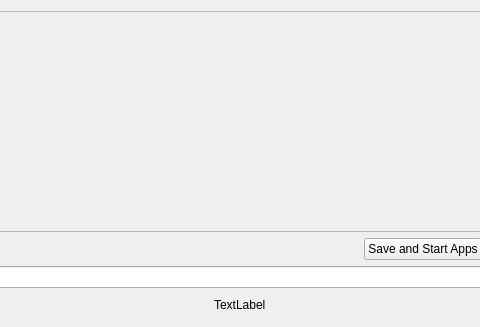
First picture: the form in mqt/MqtBase/StartConfig.ui, repository Rsclub22/Minos2-Mirror, before the edit; both pictures show x 172 to 652 and y 0 to 327 of the 837 by 327 pixel window.
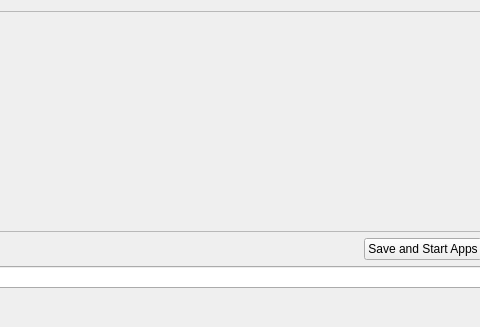
Second picture: the form after the edit.

```diff
--- a/mqt/MqtBase/StartConfig.ui
+++ b/mqt/MqtBase/StartConfig.ui
@@ -136,7 +136,7 @@
      <item>
       <widget class="QLabel" name="configNameLabel">
        <property name="text">
-        <string>TextLabel</string>
+        <string/>
        </property>
       </widget>
      </item>
```
